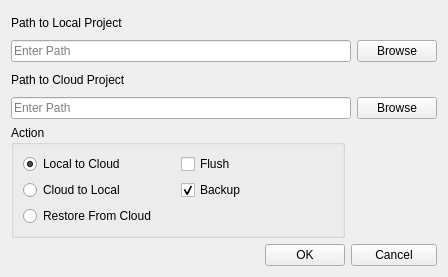
sillsdev/rapuma, file lib/rapuma/dialog/menu_project_cloud_dlg.ui: the form before one commit.
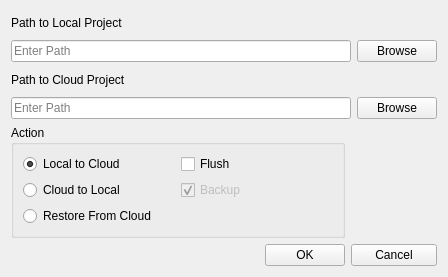
The form after the commit.

The edit to the form file:
```diff
--- a/lib/rapuma/dialog/menu_project_cloud_dlg.ui
+++ b/lib/rapuma/dialog/menu_project_cloud_dlg.ui
@@ -122,6 +122,9 @@
       </item>
       <item row="1" column="1">
        <widget class="QCheckBox" name="checkBoxBackup">
+        <property name="enabled">
+         <bool>false</bool>
+        </property>
         <property name="toolTip">
          <string>Create a backup of the project before replacing it with cloud version</string>
         </property>
```
Left out of the diff: 75 changed lines with no effect on the pictures.
